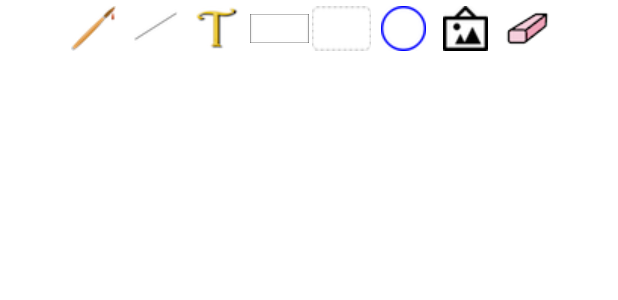
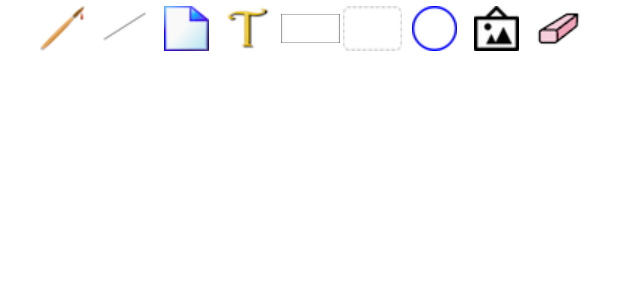
Before and after one commit to jcthom72/TheDrawingApp, an Android app: the layout activity_main.xml on its own in the app's theme, with its tools: preview values and no code run, on a phone screen of 412 x 824 dp. Shown: the top 300 px of the screen. Run offline under Robolectric (Android 15) with nearby library versions, the light colour scheme and no system bars.

Commit message:
I created a drawing engine class as well as a few methods. I also added a few images to provide the user options such as drawing shapes and text; I also added images signifying the ability to save an image and erase

```diff
--- a/app/src/main/res/layout/activity_main.xml
+++ b/app/src/main/res/layout/activity_main.xml
@@ -29,6 +29,16 @@
             android:layout_height="wrap_content"
             android:id="@+id/lineThickness"
             app:srcCompat="@drawable/black_line"
+            android:layout_weight="1"
+            android:paddingLeft="2dp"
+            android:paddingTop="4dp" />
+
+
+        <ImageView
+            android:layout_width="41dp"
+            android:layout_height="wrap_content"
+            android:id="@+id/newImage"
+            app:srcCompat="@drawable/new_image"
             android:layout_weight="1"
             android:paddingLeft="2dp"
             android:paddingTop="4dp" />
```
Also changed, not shown: app/src/main/res/drawable/new_image.png (added).
